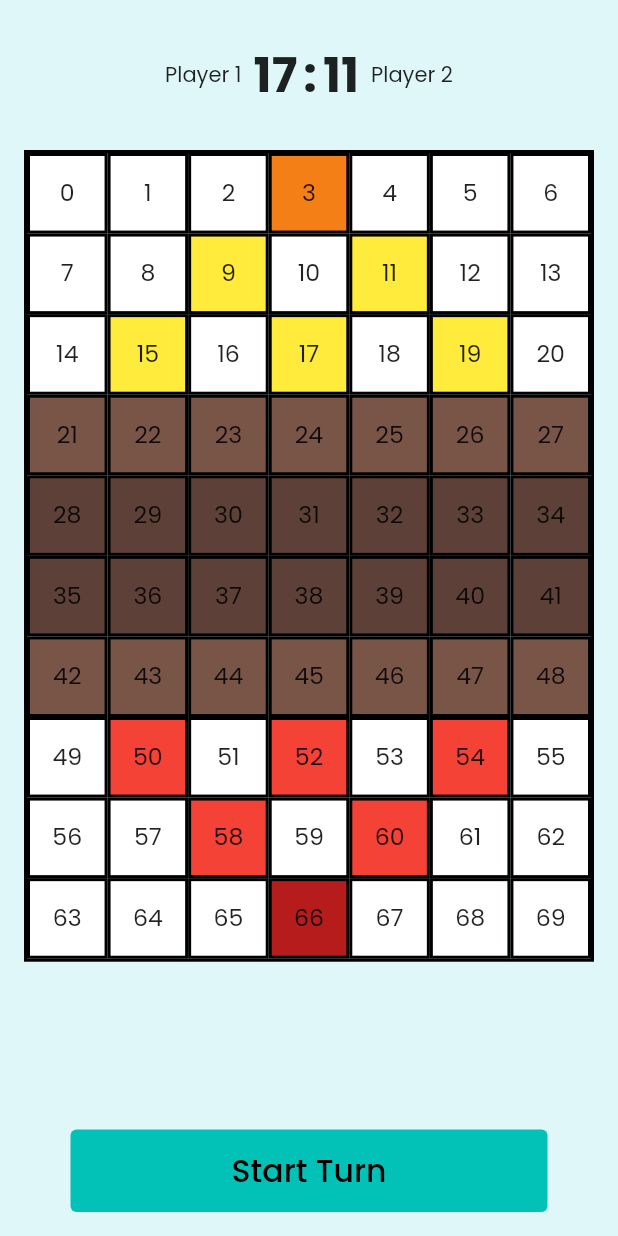
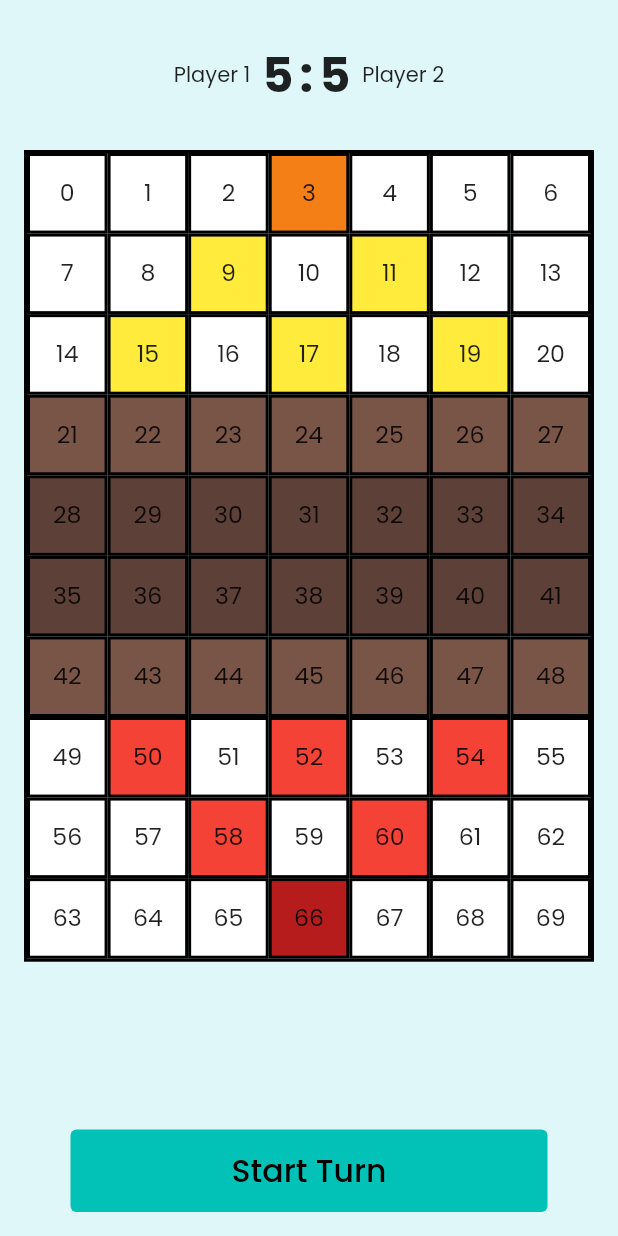
Before and after one commit to reAlpha39/chessbomb, a Flutter app: the screen it shows after launch, after a tap on "Start", on a phone screen of 412 x 824 dp. Run offline on Flutter 3.47's test engine with Material 2 defaults, Android fonts, the light colour scheme and no system bars; drawn by our look-alikes of velocity_x; our stand-ins replace awesome_dialog, bloc, flutter_bloc, freezed_annotation, get_it, go_router and 2 more.

Commit message:
increment point when killed enemy, destroyed wall, and for every end turn

```diff
--- a/lib/app/game/bloc/poin_counter/poin_counter_cubit.dart
+++ b/lib/app/game/bloc/poin_counter/poin_counter_cubit.dart
@@ -8,4 +8,23 @@ part 'poin_counter_cubit.freezed.dart';
 @injectable
 class PoinCounterCubit extends Cubit<PoinCounterState> {
   PoinCounterCubit() : super(const PoinCounterState.initial());
+
+  int playerAPoint = 5;
+  int playerBPoint = 5;
+
+  int playerAScore = 5;
+  int playerBScore = 5;
+
+  void updatePoint({required int tempPoint, required String playerId}) {
+    emit(const PoinCounterState.loading());
+    // reverse playerId
+    if (playerId == '2') {
+      playerAPoint += tempPoint;
+      playerAScore += tempPoint;
+    } else if (playerId == '1') {
+      playerBPoint += tempPoint;
+      playerBScore += tempPoint;
+    }
+    emit(const PoinCounterState.success());
+  }
 }
--- a/lib/app/game/pages/game_page.dart
+++ b/lib/app/game/pages/game_page.dart
@@ -1,5 +1,6 @@
 import 'package:awesome_dialog/awesome_dialog.dart';
 import 'package:bombernyaa/app/game/bloc/game_board/game_board_cubit.dart';
+import 'package:bombernyaa/app/game/bloc/poin_counter/poin_counter_cubit.dart';
 import 'package:bombernyaa/app/game/bloc/roll_dice/roll_dice_cubit.dart';
 import 'package:bombernyaa/app/game/widgets/game_board.dart';
 import 'package:bombernyaa/app/game/widgets/player_point.dart';
@@ -22,6 +23,9 @@ class GamePage extends StatelessWidget {
         ),
         BlocProvider(
           create: (context) => getIt<RollDiceCubit>(),
+        ),
+        BlocProvider(
+          create: (context) => getIt<PoinCounterCubit>(),
         ),
       ],
       child: const _GameLayout(),
@@ -55,19 +59,24 @@ class _GameLayout extends StatelessWidget {
         BlocListener<GameBoardCubit, GameBoardState>(
           listener: (context, state) => state.maybeWhen(
             error: () {
-              ScaffoldMessenger.of(context).showSnackBar(
+              return ScaffoldMessenger.of(context).showSnackBar(
                 SnackBar(
                   content: 'Destroy the wall first'.text.base.make(),
                 ),
               );
-              return Dialogs.moveOrBombDialog(context);
             },
-            playerTurn: (playerId) =>
-                ScaffoldMessenger.of(context).showSnackBar(
-              SnackBar(
-                content: 'Player $playerId\'s turn'.text.base.make(),
-              ),
-            ),
+            playerTurn: (playerId) {
+              ScaffoldMessenger.of(context).showSnackBar(
+                SnackBar(
+                  content: 'Player $playerId\'s turn'.text.base.make(),
+                ),
+              );
+              context.read<PoinCounterCubit>().updatePoint(
+                    tempPoint: context.read<GameBoardCubit>().tempPoint,
+                    playerId: playerId,
+                  );
+              return context.read<GameBoardCubit>().resetTempPoint();
+            },
             selectedTiles: () => Dialogs.moveOrBombDialog(context),
             gameFinished: () => Dialogs.gameFinishedDialog(context),
             orElse: () => null,
--- a/lib/app/game/widgets/player_point.dart
+++ b/lib/app/game/widgets/player_point.dart
@@ -1,4 +1,6 @@
+import 'package:bombernyaa/app/game/bloc/poin_counter/poin_counter_cubit.dart';
 import 'package:flutter/material.dart';
+import 'package:flutter_bloc/flutter_bloc.dart';
 
 class PlayerPoint extends StatelessWidget {
   const PlayerPoint({Key? key}) : super(key: key);
@@ -7,24 +9,26 @@ class PlayerPoint extends StatelessWidget {
   Widget build(BuildContext context) {
     return Column(
       children: [
-        SizedBox(
+        BlocBuilder<PoinCounterCubit, PoinCounterState>(
+          builder: (context, state) {
+            return SizedBox(
               height: 100,
               width: MediaQuery.of(context).size.width,
               child: Row(
                 mainAxisAlignment: MainAxisAlignment.center,
-            children: const [
-              Padding(
+                children: [
+                  const Padding(
                     padding: EdgeInsets.all(8.0),
                     child: Text("Player 1"),
                   ),
                   Text(
-                "17",
-                style: TextStyle(
+                    context.read<PoinCounterCubit>().playerAPoint.toString(),
+                    style: const TextStyle(
                       fontSize: 32,
                       fontWeight: FontWeight.bold,
                     ),
                   ),
-              Padding(
+                  const Padding(
                     padding: EdgeInsets.all(4.0),
                     child: Text(
                       ":",
@@ -35,18 +39,20 @@ class PlayerPoint extends StatelessWidget {
                     ),
                   ),
                   Text(
-                "11",
-                style: TextStyle(
+                    context.read<PoinCounterCubit>().playerBPoint.toString(),
+                    style: const TextStyle(
                       fontSize: 32,
                       fontWeight: FontWeight.bold,
                     ),
                   ),
-              Padding(
+                  const Padding(
                     padding: EdgeInsets.all(8.0),
                     child: Text("Player 2"),
                   ),
                 ],
               ),
+            );
+          },
         ),
       ],
     );
```
Also changed, not shown: lib/app/game/bloc/game_board/game_board_cubit.dart (+31 -2 lines). Lines whose indentation alone changed are shown as unchanged.
